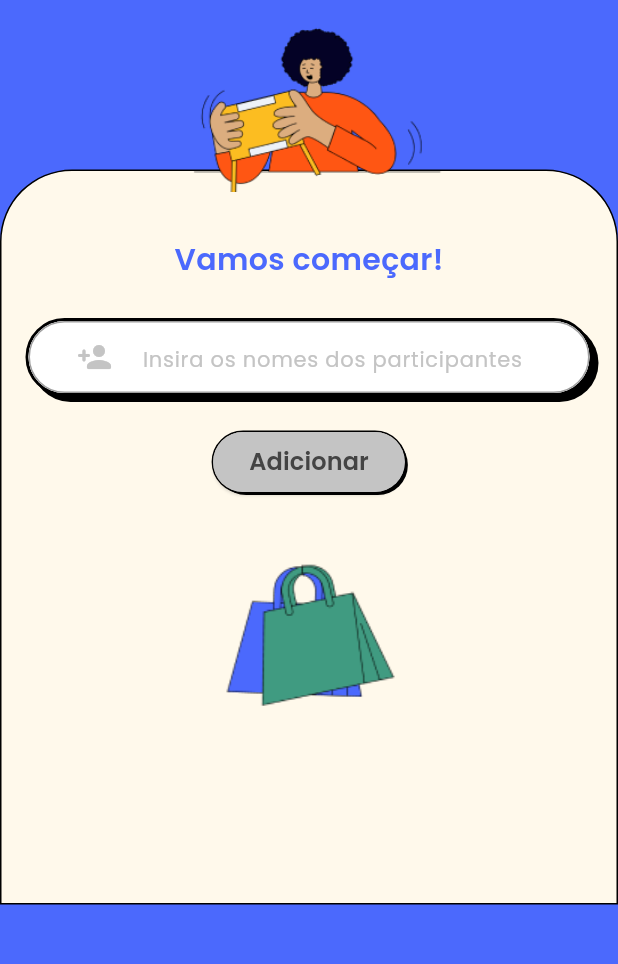
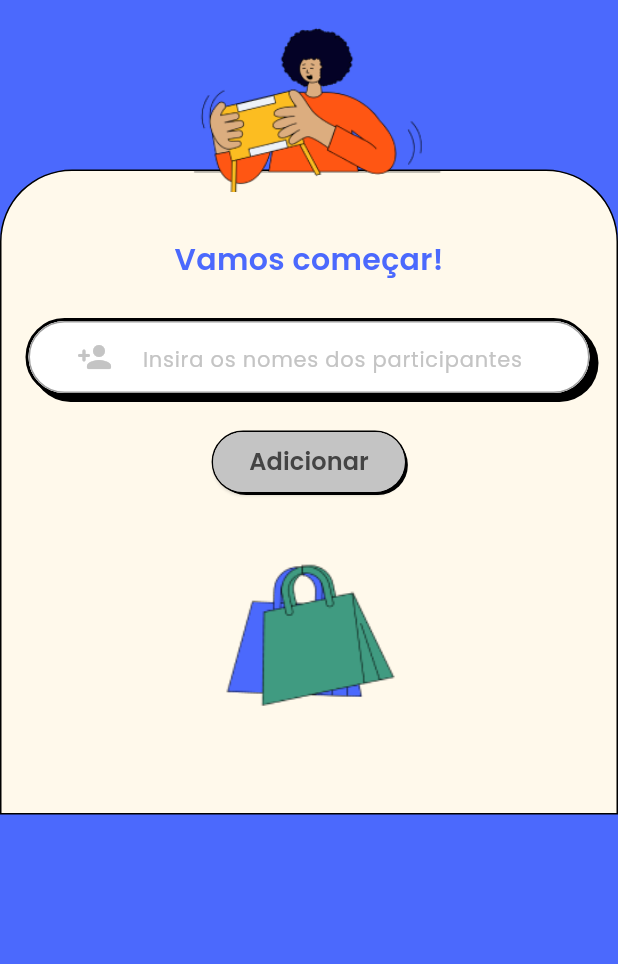
Before and after one commit to PedroHenrique-42/secret-friend-ci-cd-alura, a Flutter app: the screen it shows after launch, on a phone screen of 412 x 824 dp, the part 240-1204 px from its top. Run offline on Flutter 3.47's test engine with Material 2 defaults, Android fonts, the phone set to English and light mode, and no system bars; our stand-ins replace bloc, flutter_bloc, flutter_svg, google_fonts.

Commit message:
fix: change space in home form

```diff
--- a/lib/widgets/home/home_form_widget.dart
+++ b/lib/widgets/home/home_form_widget.dart
@@ -97,7 +97,7 @@ class _HomeFormWidgetState extends State<HomeFormWidget> {
                 ImageConstants.shoppingBags,
                 height: 140,
               ),
-              const SizedBox(height: 80),
+              const SizedBox(height: 20),
             ],
           ),
         ),
```
